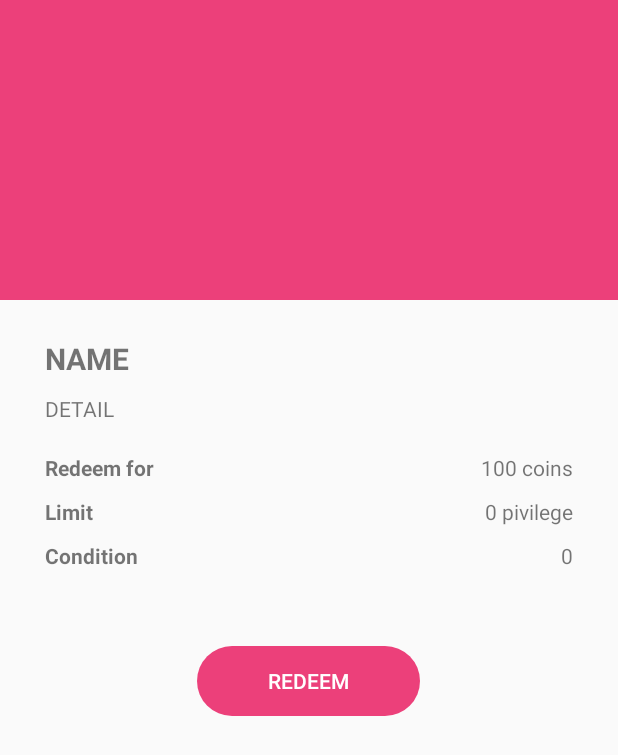
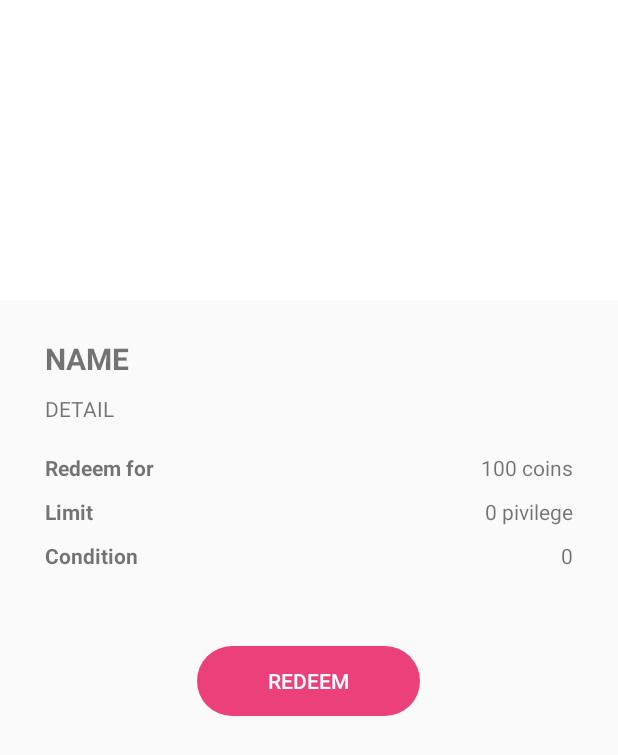
Before and after one commit to armfluke/aommi, an Android app: the RewardActivity screen opened directly, with no data from a screen before it, on a phone screen of 412 x 824 dp. Shown: the top 755 px of the screen. Run offline under Robolectric (Android 15) with nearby library versions, the phone set to English and light mode, and no system bars; pictures from the network do not load; 6 statements that could not run were skipped.

Commit message:
[Edited]: Add glide in reward activity

```diff
--- a/Android/app/src/main/java/com/example/youngtalent61115/aommi/activity/RewardActivity.kt
+++ b/Android/app/src/main/java/com/example/youngtalent61115/aommi/activity/RewardActivity.kt
@@ -6,7 +6,9 @@ import android.support.v7.app.AppCompatActivity
 import com.example.youngtalent61115.aommi.R
 import kotlinx.android.synthetic.main.activity_reward.*
 import android.content.DialogInterface
+import android.graphics.Color
 import android.support.v7.app.AlertDialog
+import com.bumptech.glide.Glide
 import com.example.youngtalent61115.aommi.networking.Account
 import com.example.youngtalent61115.aommi.networking.Promotion
 
@@ -24,6 +26,8 @@ class RewardActivity : AppCompatActivity(){
         condition_promotion.text = promotion.condition
         detail_promotion.text = promotion.description
         limit_use.text = "Limit: " + promotion.limitUse.toString() + " privilege"
+        Glide.with(this).load(promotion.image).into(promotionImage)
+        promotionBackground.setBackgroundColor(Color.WHITE)
 
         clickRedeem(account, promotion)
 
@@ -54,7 +58,7 @@ class RewardActivity : AppCompatActivity(){
                 }
 
             }else {
-                messageForSuccess = "ขออภัย จำนวนพอยต์ของคุณไม่พอ"
+                messageForSuccess = "ขออภัย จำนวนคอยน์ของคุณไม่พอ"
 
                 builder.setNegativeButton("ยืนยัน", DialogInterface.OnClickListener { dialog, id ->
                     dialog.cancel()
--- a/Android/app/src/main/res/layout/activity_reward.xml
+++ b/Android/app/src/main/res/layout/activity_reward.xml
@@ -4,9 +4,14 @@
     android:layout_height="match_parent"
     android:orientation="vertical">
     <RelativeLayout
+        android:id="@+id/promotionBackground"
         android:background="@color/colorPrimary"
         android:layout_width="match_parent"
         android:layout_height="200dp">
+        <ImageView
+            android:id="@+id/promotionImage"
+            android:layout_width="match_parent"
+            android:layout_height="match_parent" />
     </RelativeLayout>
 
     <LinearLayout
```
